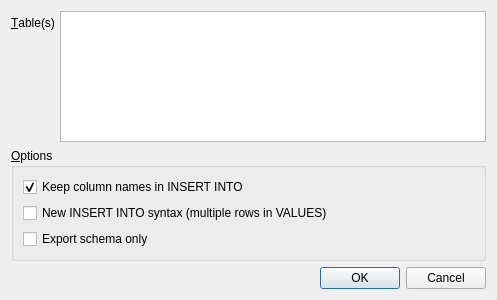
Above: src/ExportSqlDialog.ui from sqlitebrowser/sqlitebrowser before the change. Below: the same form after it.
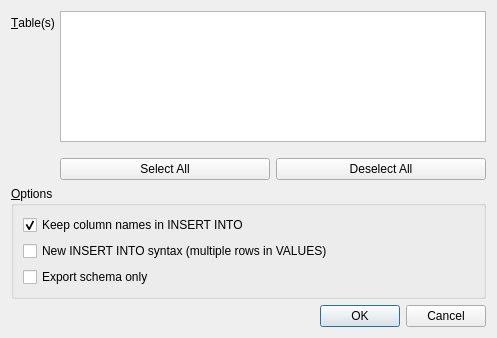
That is the form after the change.

Commit message: - Add Select-All and Deselect-All options to ExportSQL dialog menu

What changed in the file:
```diff
--- a/src/ExportSqlDialog.ui
+++ b/src/ExportSqlDialog.ui
@@ -7,7 +7,7 @@
     <x>0</x>
     <y>0</y>
     <width>497</width>
-    <height>300</height>
+    <height>338</height>
    </rect>
   </property>
   <property name="windowTitle">
@@ -49,7 +49,31 @@
        </property>
       </widget>
      </item>
-     <item row="1" column="0" colspan="2">
+     <item row="1" column="1">
+      <layout class="QHBoxLayout" name="horizontalLayout">
+       <property name="sizeConstraint">
+        <enum>QLayout::SetFixedSize</enum>
+       </property>
+       <property name="topMargin">
+        <number>10</number>
+       </property>
+       <item>
+        <widget class="QPushButton" name="buttonSelectAll">
+         <property name="text">
+          <string>Select All</string>
+         </property>
+        </widget>
+       </item>
+       <item>
+        <widget class="QPushButton" name="buttonDeselectAll">
+         <property name="text">
+          <string>Deselect All</string>
+         </property>
+        </widget>
+       </item>
+      </layout>
+     </item>
+     <item row="2" column="0" colspan="2">
       <widget class="QGroupBox" name="groupBox">
        <property name="title">
         <string>&amp;Options</string>
```
Left out of the diff: 30 changed lines with no effect on the pictures. The commit also changes 2 other files.
